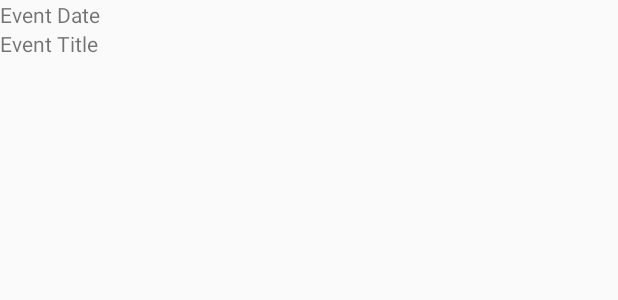
After one commit to ireneyang24/HappyHealthyMe, an Android app: the layout list_item_event.xml on its own in the app's theme, with its tools: preview values and no code run, on a phone screen of 412 x 824 dp. The commit adds this screen. Shown: the top 300 px of the screen. Run offline under Robolectric (Android 15) with nearby library versions, the phone set to English and light mode, and no system bars.

Commit message:
tried to make RecyclerView work but had an error :'''(

```diff
--- a/app/build.gradle
+++ b/app/build.gradle
@@ -22,7 +22,9 @@ dependencies {
     implementation fileTree(dir: 'libs', include: ['*.jar'])
     implementation 'com.android.support:appcompat-v7:27.1.1'
     implementation 'com.android.support.constraint:constraint-layout:1.1.3'
+    implementation 'com.android.support:design:27.1.1'
     testImplementation 'junit:junit:4.12'
     androidTestImplementation 'com.android.support.test:runner:1.0.2'
     androidTestImplementation 'com.android.support.test.espresso:espresso-core:3.0.2'
+    implementation 'com.android.support:recyclerview-v7:27.1.1'
 }
--- a/app/src/main/AndroidManifest.xml
+++ b/app/src/main/AndroidManifest.xml
@@ -16,7 +16,7 @@
                 <category android:name="android.intent.category.LAUNCHER" />
             </intent-filter>
         </activity>
-        <activity android:name=".addActivityActivity"/>
+        <activity android:name=".addActivityActivity" />
     </application>
 
 </manifest>
--- a/app/src/main/res/layout/activity_main.xml
+++ b/app/src/main/res/layout/activity_main.xml
@@ -59,8 +59,9 @@
         app:layout_constraintTop_toBottomOf="@+id/linearLayout" />
 
     <!--Placeholder for the RecyclerView, needs to be implemented-->
-    <view
+    <RecyclerView
         class="android.support.v7.app.AlertController$RecycleListView"
+        android:id="@+id/eventRecyclerView"
         android:layout_width="wrap_content"
         android:layout_height="wrap_content"
         android:layout_marginStart="8dp"
@@ -72,7 +73,7 @@
         app:layout_constraintStart_toStartOf="parent"
         app:layout_constraintTop_toBottomOf="@+id/calendarView">
 
-    </view>
+    </RecyclerView>
 
 
 </android.support.constraint.ConstraintLayout>
--- /dev/null
+++ b/app/src/main/res/layout/list_item_event.xml
@@ -0,0 +1,30 @@
+<android.support.constraint.ConstraintLayout xmlns:android="http://schemas.android.com/apk/res/android"
+    android:layout_width="match_parent"
+    android:layout_height="wrap_content"
+    xmlns:app="http://schemas.android.com/apk/res-auto"
+    android:background="?android:attr/selectableItemBackground"
+    android:clickable="true"
+    android:focusable="true"
+    android:orientation="vertical">
+
+    <TextView
+        android:id="@+id/event_date"
+        android:layout_width="match_parent"
+        android:layout_height="wrap_content"
+        android:text="@string/event_date"
+        app:layout_constraintTop_toTopOf="parent"
+        app:layout_constraintEnd_toEndOf="parent"
+        app:layout_constraintBottom_toTopOf="@+id/event_title"
+        app:layout_constraintStart_toStartOf="parent"/>
+
+    <TextView
+        android:id="@+id/event_title"
+        android:layout_width="match_parent"
+        android:layout_height="wrap_content"
+        android:text="@string/event_title"
+        app:layout_constraintTop_toBottomOf="@+id/event_date"
+        app:layout_constraintBottom_toTopOf="parent"
+        app:layout_constraintEnd_toEndOf="parent"
+        app:layout_constraintStart_toStartOf="parent"/>
+
+</android.support.constraint.ConstraintLayout>
--- /dev/null
+++ b/app/src/main/res/values/dimens.xml
@@ -0,0 +1,3 @@
+<resources>
+    <dimen name="fab_margin">16dp</dimen>
+</resources>
--- a/app/src/main/res/values/strings.xml
+++ b/app/src/main/res/values/strings.xml
@@ -2,4 +2,7 @@
     <string name="app_name">HappyHealthyMe</string>
     <string name="biometrics">BIOMETRICS</string>
     <string name="add_event">Add event</string>
+    <string name="title_activity_event">EventActivity</string>
+    <string name="event_title">Event Title</string>
+    <string name="event_date">Event Date</string>
 </resources>
```
Also changed, not shown: app/src/main/java/com/example/happyhealthyme/Event.java (added, +40 -0 lines), app/src/main/java/com/example/happyhealthyme/EventAdapter.java (added, +53 -0 lines), app/src/main/java/com/example/happyhealthyme/MainActivity.java (+132 -0 lines), app/src/main/res/values/styles.xml (+9 -0 lines).
